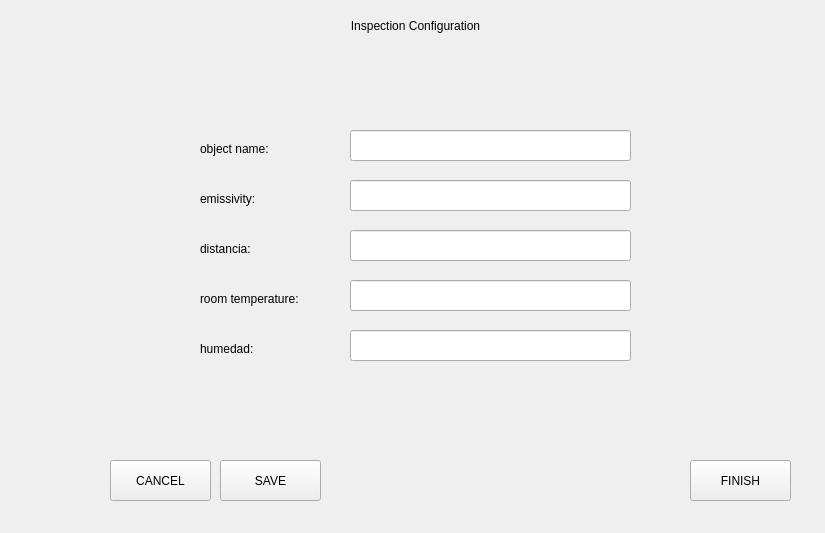
Old version of the form src/views/configurationInspection/inspectionConfiguration.ui in the repository Jjat00/Deptherm-Inspection.
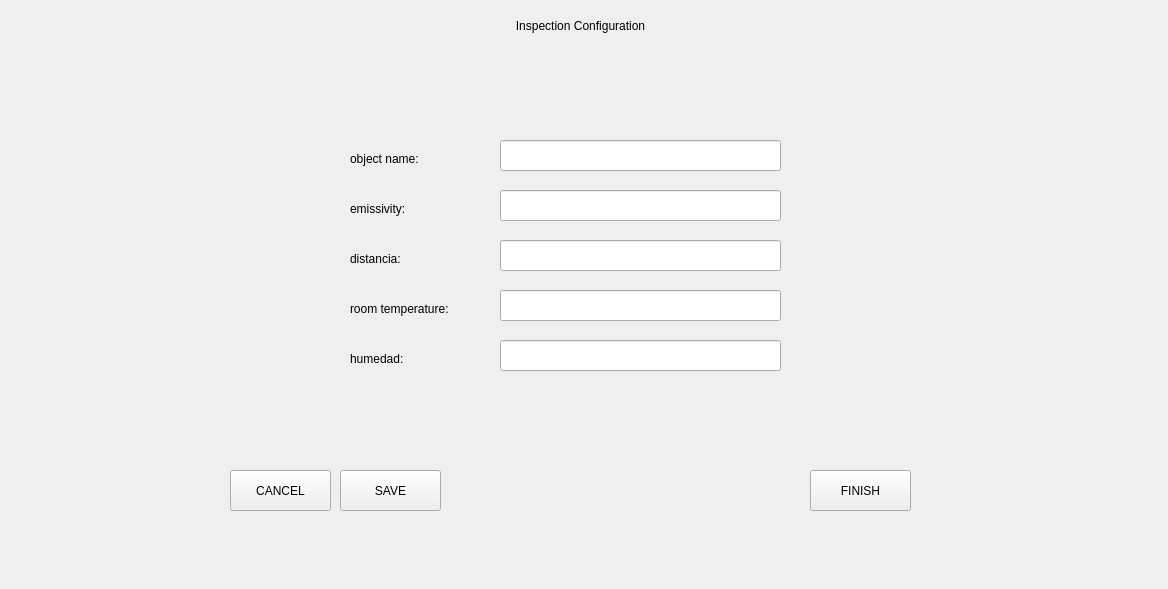
New version of the form.

Commit message: added inspectionAnalyzer widget

The edit to the form file:
```diff
--- a/src/views/configurationInspection/inspectionConfiguration.ui
+++ b/src/views/configurationInspection/inspectionConfiguration.ui
@@ -6,8 +6,8 @@
    <rect>
     <x>0</x>
     <y>0</y>
-    <width>825</width>
-    <height>533</height>
+    <width>1168</width>
+    <height>589</height>
    </rect>
   </property>
   <property name="windowTitle">
@@ -18,7 +18,7 @@
     <rect>
      <x>0</x>
      <y>0</y>
-     <width>831</width>
+     <width>1161</width>
      <height>51</height>
     </rect>
    </property>
@@ -32,8 +32,8 @@
   <widget class="QLineEdit" name="lineEdit">
    <property name="geometry">
     <rect>
-     <x>350</x>
-     <y>130</y>
+     <x>500</x>
+     <y>140</y>
      <width>281</width>
      <height>31</height>
     </rect>
@@ -42,8 +42,8 @@
   <widget class="QLineEdit" name="lineEdit_2">
    <property name="geometry">
     <rect>
-     <x>350</x>
-     <y>180</y>
+     <x>500</x>
+     <y>190</y>
      <width>281</width>
      <height>31</height>
     </rect>
@@ -52,8 +52,8 @@
   <widget class="QLineEdit" name="lineEdit_3">
    <property name="geometry">
     <rect>
-     <x>350</x>
-     <y>230</y>
+     <x>500</x>
+     <y>240</y>
      <width>281</width>
      <height>31</height>
     </rect>
@@ -62,8 +62,8 @@
   <widget class="QLineEdit" name="lineEdit_4">
    <property name="geometry">
     <rect>
-     <x>350</x>
-     <y>280</y>
+     <x>500</x>
+     <y>290</y>
      <width>281</width>
      <height>31</height>
     </rect>
@@ -72,8 +72,8 @@
   <widget class="QLineEdit" name="lineEdit_5">
    <property name="geometry">
     <rect>
-     <x>350</x>
-     <y>330</y>
+     <x>500</x>
+     <y>340</y>
      <width>281</width>
      <height>31</height>
     </rect>
@@ -82,8 +82,8 @@
   <widget class="QLabel" name="label_2">
    <property name="geometry">
     <rect>
-     <x>200</x>
-     <y>140</y>
+     <x>350</x>
+     <y>150</y>
      <width>101</width>
      <height>17</height>
     </rect>
@@ -95,8 +95,8 @@
   <widget class="QLabel" name="label_3">
    <property name="geometry">
     <rect>
-     <x>200</x>
-     <y>190</y>
+     <x>350</x>
+     <y>200</y>
      <width>101</width>
      <height>17</height>
     </rect>
@@ -108,8 +108,8 @@
   <widget class="QLabel" name="label_4">
    <property name="geometry">
     <rect>
-     <x>200</x>
-     <y>240</y>
+     <x>350</x>
+     <y>250</y>
      <width>101</width>
      <height>17</height>
     </rect>
@@ -121,8 +121,8 @@
   <widget class="QLabel" name="label_5">
    <property name="geometry">
     <rect>
-     <x>200</x>
-     <y>290</y>
+     <x>350</x>
+     <y>300</y>
      <width>141</width>
      <height>17</height>
     </rect>
@@ -134,8 +134,8 @@
   <widget class="QLabel" name="label_6">
    <property name="geometry">
     <rect>
-     <x>200</x>
-     <y>340</y>
+     <x>350</x>
+     <y>350</y>
      <width>141</width>
      <height>17</height>
     </rect>
@@ -147,8 +147,8 @@
   <widget class="QPushButton" name="pushButton_2">
    <property name="geometry">
     <rect>
-     <x>690</x>
-     <y>460</y>
+     <x>810</x>
+     <y>470</y>
      <width>101</width>
      <height>41</height>
     </rect>
@@ -160,8 +160,8 @@
   <widget class="QPushButton" name="pushButton_3">
    <property name="geometry">
     <rect>
-     <x>220</x>
-     <y>460</y>
+     <x>340</x>
+     <y>470</y>
      <width>101</width>
      <height>41</height>
     </rect>
@@ -173,8 +173,8 @@
   <widget class="QPushButton" name="pushButton_4">
    <property name="geometry">
     <rect>
-     <x>110</x>
-     <y>460</y>
+     <x>230</x>
+     <y>470</y>
      <width>101</width>
      <height>41</height>
     </rect>
```
The commit also changes 73 other files.
